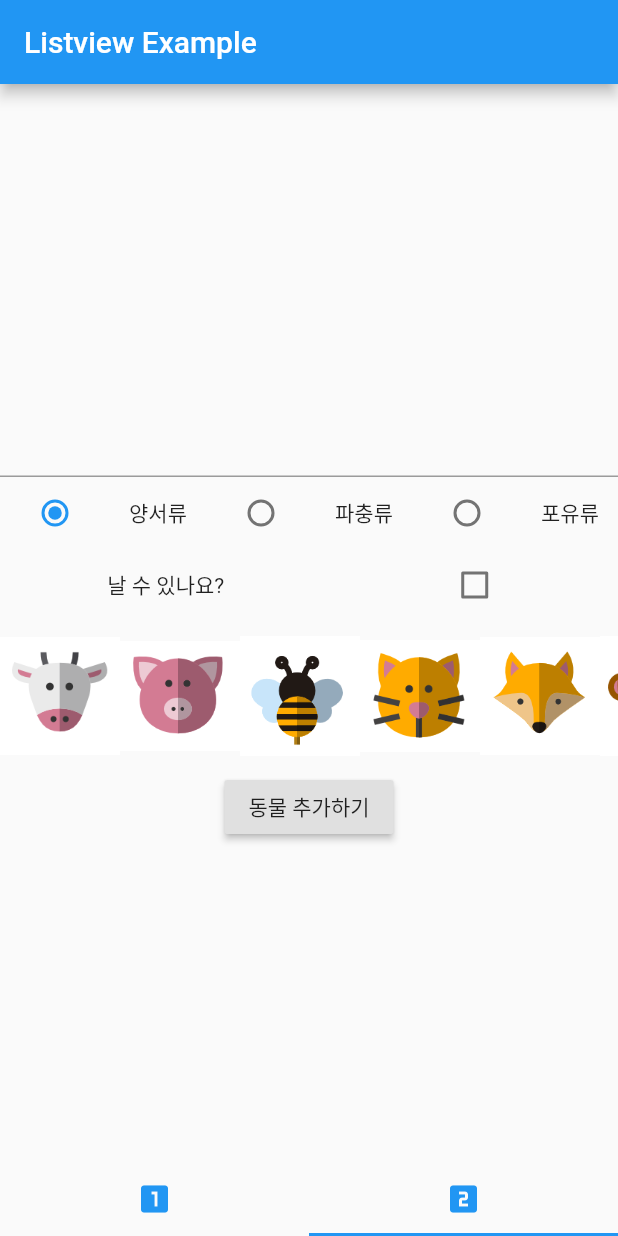
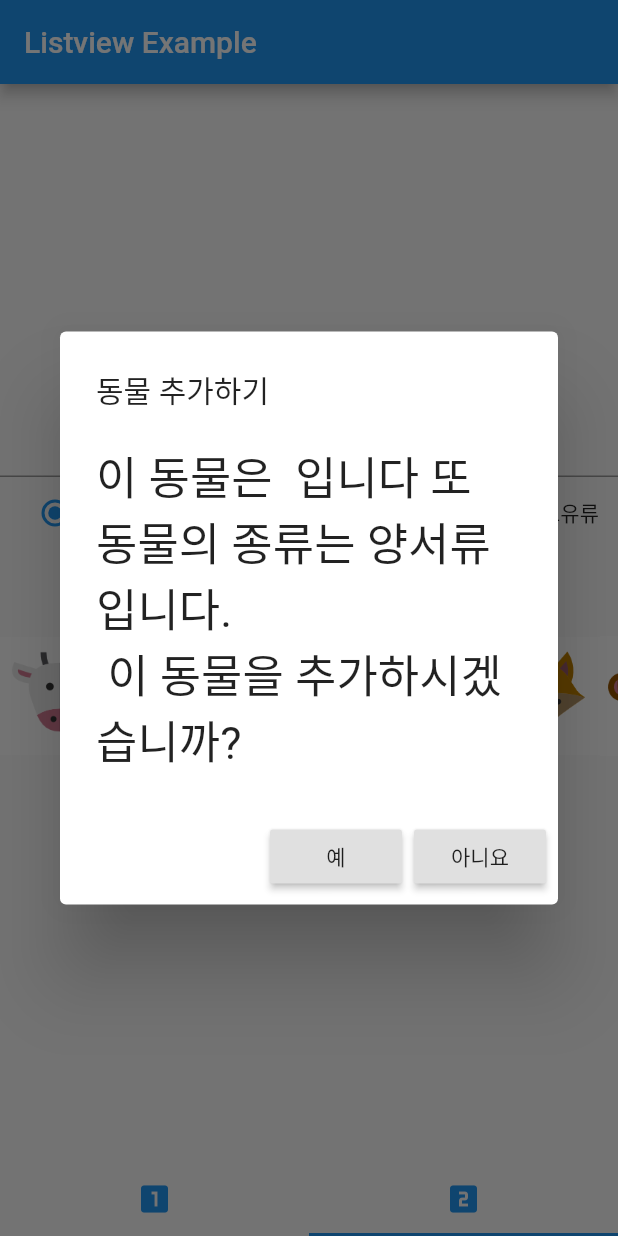
Before and after one commit to good5229/listview_example, a Flutter app: the screen it shows after launch, tab 2 chosen, after a tap on "동물 추가하기", on a phone screen of 412 x 824 dp. Run offline on Flutter 3.47's test engine with Material 2 defaults, Android fonts, the phone set to English and light mode, and no system bars.

Commit message:
feat: add animal symbol

```diff
--- a/lib/sub/secondPage.dart
+++ b/lib/sub/secondPage.dart
@@ -2,21 +2,22 @@ import 'package:flutter/material.dart';
 import '../animalItem.dart';
 
 class SecondApp extends StatefulWidget {
+  List<Animal> list;
+
+  SecondApp({Key key, @required this.list}) : super(key: key);
+
   @override
   State<StatefulWidget> createState() => _SecondApp();
-  final List<Animal> list;
-
-  SecondApp({Key key, this.list}) : super(key: key);
 }
 
 class _SecondApp extends State<SecondApp> {
+  int _radioValue = 0;
   final nameController = TextEditingController();
-  int _radioValue = 0;
   bool flyExist = false;
   var _imagePath;
 
   @override
-  Widget build(BuildContext context){
+  Widget build(BuildContext context) {
     return Scaffold(
       body: Container(
         child: Center(
@@ -28,28 +29,27 @@ class _SecondApp extends State<SecondApp> {
                 keyboardType: TextInputType.text,
                 maxLines: 1,
               ),
-              Row(
-                children: <Widget>[
-                  Radio(value:0, groupValue: _radioValue, onChanged: _radioChange),
-                  Text('양서류'),
-                  Radio(value:1, groupValue: _radioValue, onChanged: _radioChange),
-                  Text('파충류'),
-                  Radio(value:2, groupValue: _radioValue, onChanged: _radioChange),
-                  Text('포유류'),
-                ],
-                mainAxisAlignment: MainAxisAlignment.spaceAround,
-              ),
-              Row(
-                children: <Widget>[
-                  Text('날 수 있나요?'),
-                  Checkbox(value: flyExist, onChanged: (check){
-                    setState(() {
-                      flyExist= check;
-                    });
-                  })
-                ],
-                mainAxisAlignment: MainAxisAlignment.spaceAround,
-              ),
+              Row(children: <Widget>[
+                Radio(
+                    value: 0, groupValue: _radioValue, onChanged: _radioChange),
+                Text('양서류'),
+                Radio(
+                    value: 1, groupValue: _radioValue, onChanged: _radioChange),
+                Text('포충류'),
+                Radio(
+                    value: 2, groupValue: _radioValue, onChanged: _radioChange),
+                Text('포유류'),
+              ], mainAxisAlignment: MainAxisAlignment.spaceAround),
+              Row(children: <Widget>[
+                Text('날수 있나요?'),
+                Checkbox(
+                    value: flyExist,
+                    onChanged: (check) {
+                      setState(() {
+                        flyExist = check;
+                      });
+                    })
+              ], mainAxisAlignment: MainAxisAlignment.spaceAround),
               Container(
                 height: 100,
                 child: ListView(
@@ -96,17 +96,56 @@ class _SecondApp extends State<SecondApp> {
               ),
               RaisedButton(
                   child: Text('동물 추가하기'),
-                  onPressed:(){}
-              )
+                  onPressed: () {
+                    var animal = Animal(
+                        animalName: nameController.value.text,
+                        kind: getKind(_radioValue),
+                        imagePath: _imagePath,
+                        flyExist: flyExist);
+
+                    AlertDialog dialog = AlertDialog(
+                      title: Text('동물 추가하기'),
+                      content: Text(
+                        '이 동물은 ${animal.animalName} 입니다 또 동물의 종류는 ${animal.kind}입니다.\n 이 동물을 추가하시겠습니까?',
+                        style: TextStyle(fontSize: 30.0),
+                      ),
+                      actions: [
+                        RaisedButton(onPressed: (){
+                          widget.list.add(animal);
+                          Navigator.of(context).pop();
+                        } , child: Text('예'),),
+                        RaisedButton(onPressed: (){
+                          Navigator.of(context).pop();
+                        } , child: Text('아니요'),),
+                      ],
+                    );
+                    showDialog(
+                        context: context,
+                        builder: (BuildContext context) => dialog);
+
+                  })
             ],
-          )
-        )
-      )
+          ),
+        ),
+      ),
     );
   }
-  _radioChange(int value){
+
+  _radioChange(int value) {
     setState(() {
       _radioValue = value;
     });
   }
+
+  getKind(int radioValue) {
+    switch (radioValue) {
+      case 0:
+        return "양서류";
+      case 1:
+        return "파충류";
+      case 2:
+        return "포유류";
+    }
+  }
+
 }
```
